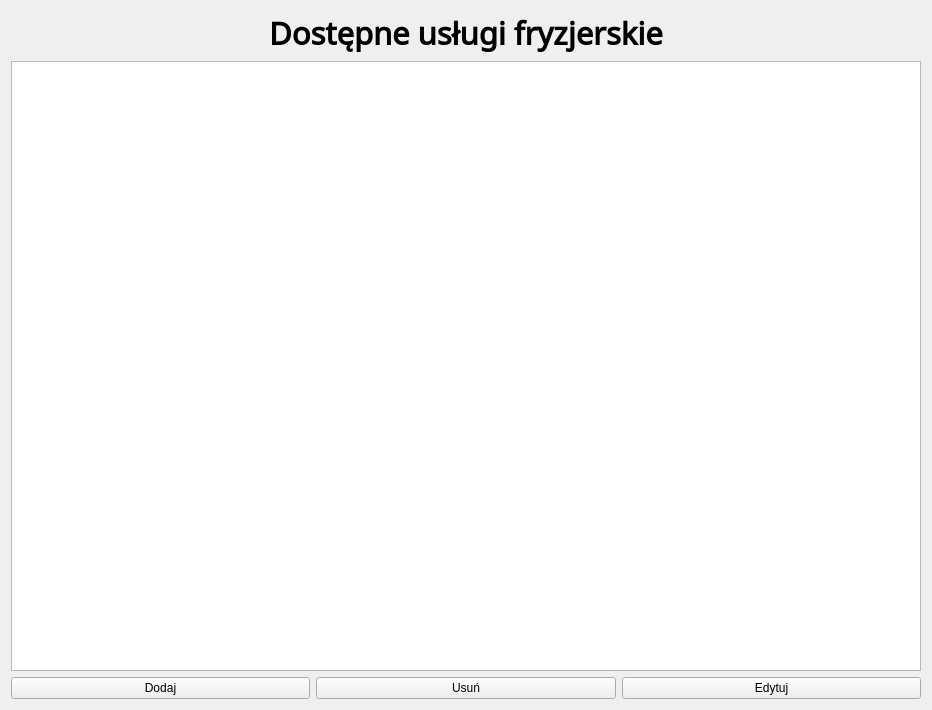
First picture: the form in services.ui, repository dash205/Projekt_Fryzjer, before the edit.
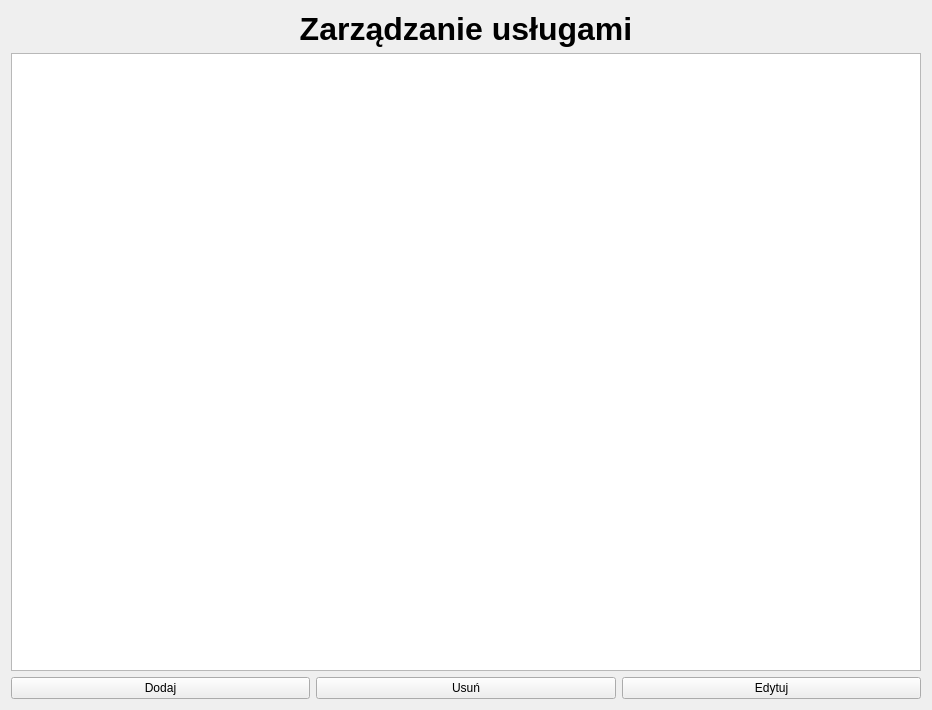
Second picture: the form after the edit.

What changed in the file:
```diff
--- a/services.ui
+++ b/services.ui
@@ -18,13 +18,13 @@
     <widget class="QLabel" name="label">
      <property name="font">
       <font>
-       <family>Noto Sans Gothic</family>
-       <pointsize>23</pointsize>
+       <family>Segoe UI</family>
+       <pointsize>24</pointsize>
        <bold>true</bold>
       </font>
      </property>
      <property name="text">
-      <string>Dostępne usługi fryzjerskie</string>
+      <string>Zarządzanie usługami</string>
      </property>
      <property name="textFormat">
       <enum>Qt::TextFormat::AutoText</enum>
@@ -35,7 +35,14 @@
     </widget>
    </item>
    <item>
-    <widget class="QTableView" name="ServicesTable"/>
+    <widget class="QTableView" name="ServicesTable">
+     <property name="showGrid">
+      <bool>true</bool>
+     </property>
+     <attribute name="verticalHeaderVisible">
+      <bool>true</bool>
+     </attribute>
+    </widget>
    </item>
    <item>
     <layout class="QHBoxLayout" name="horizontalLayout">
```
